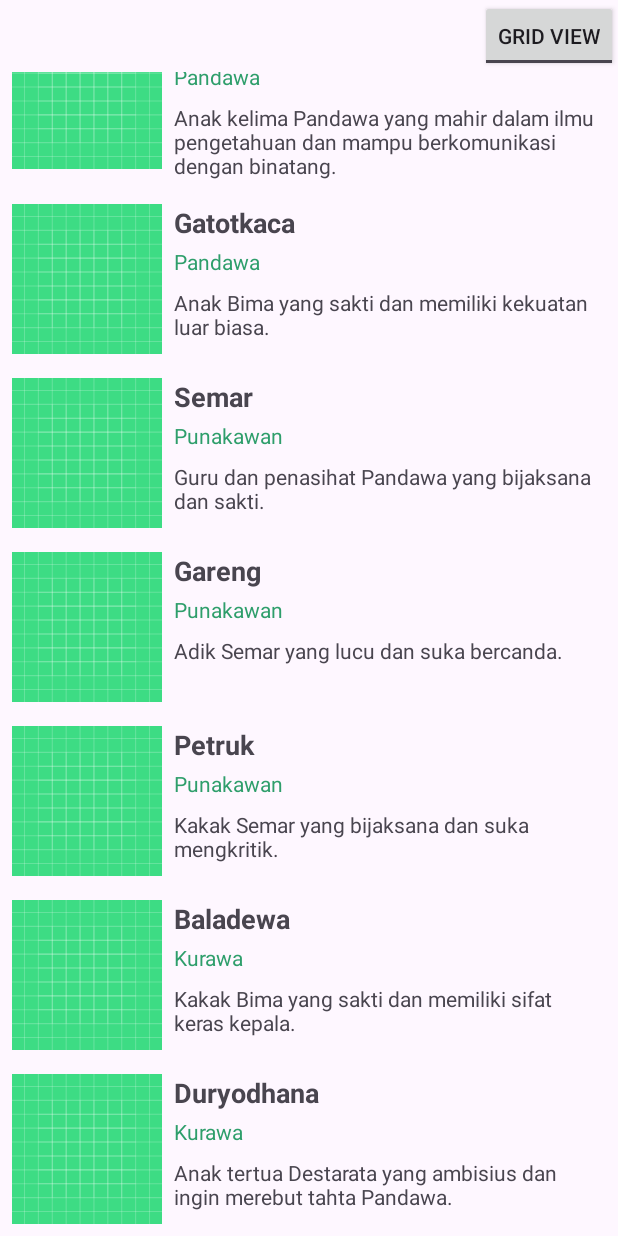
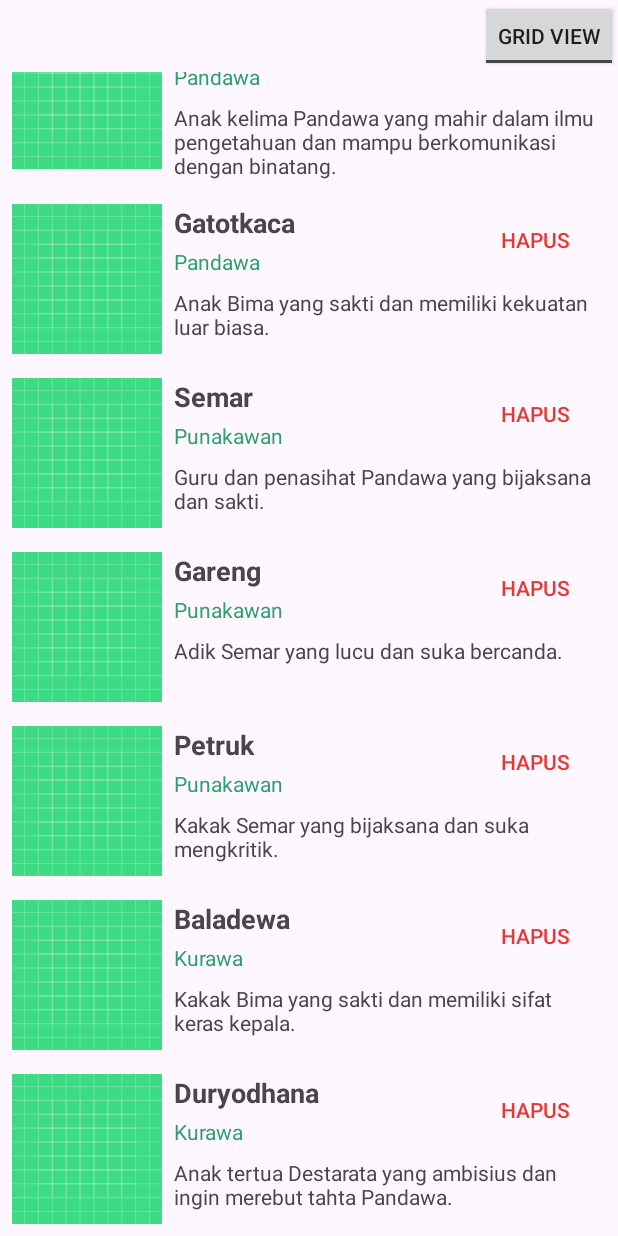
Before and after one commit to EZRABS/RecyclerView, an Android app: the screen it shows after launch (MainActivity), scrolled down 394 dp, on a phone screen of 412 x 824 dp. Run offline under Robolectric (Android 15) with nearby library versions, the phone set to English and light mode, and no system bars.

Commit message:
HAPUS DATA dan ANIMASI

```diff
--- a/app/src/main/java/com/example/recyclerview/AdapterRecView.kt
+++ b/app/src/main/java/com/example/recyclerview/AdapterRecView.kt
@@ -15,6 +15,7 @@ class AdapterRecView(private val listWayang: ArrayList<DcWayang>) :
 
     interface OnItemClickCallback {
         fun onItemClicked(data: DcWayang)
+        fun delData(pos: Int)
     }
     fun setOnItemClickCallback(onItemClickCallback: OnItemClickCallback) {
         this.onItemClickCallback = onItemClickCallback
@@ -66,5 +67,17 @@ class AdapterRecView(private val listWayang: ArrayList<DcWayang>) :
                 onItemClickCallback.onItemClicked(wayang)
             }
         }
+
+        holder.binding.btnHapus.setOnClickListener {
+            val currentPosition = holder.bindingAdapterPosition
+            if (currentPosition != RecyclerView.NO_POSITION && ::onItemClickCallback.isInitialized) {
+                onItemClickCallback.delData(currentPosition)
+            }
+        }
+
+
     }
+
+
+
 }
--- a/app/src/main/res/layout/item_recycler.xml
+++ b/app/src/main/res/layout/item_recycler.xml
@@ -5,6 +5,16 @@
     android:layout_width="match_parent"
     android:layout_height="wrap_content"
     android:padding="8dp">
+
+    <Button
+        android:id="@+id/btnHapus"
+        style="@style/Widget.AppCompat.Button.Borderless"
+        android:layout_width="wrap_content"
+        android:layout_height="wrap_content"
+        android:text="Hapus"
+        android:textColor="#E53935"
+        app:layout_constraintEnd_toEndOf="parent"
+        app:layout_constraintTop_toTopOf="parent" />
 
     <ImageView
         android:id="@+id/gambarWayang"
```
Also changed, not shown: app/src/main/java/com/example/recyclerview/MainActivity.kt (+26 -0 lines).
